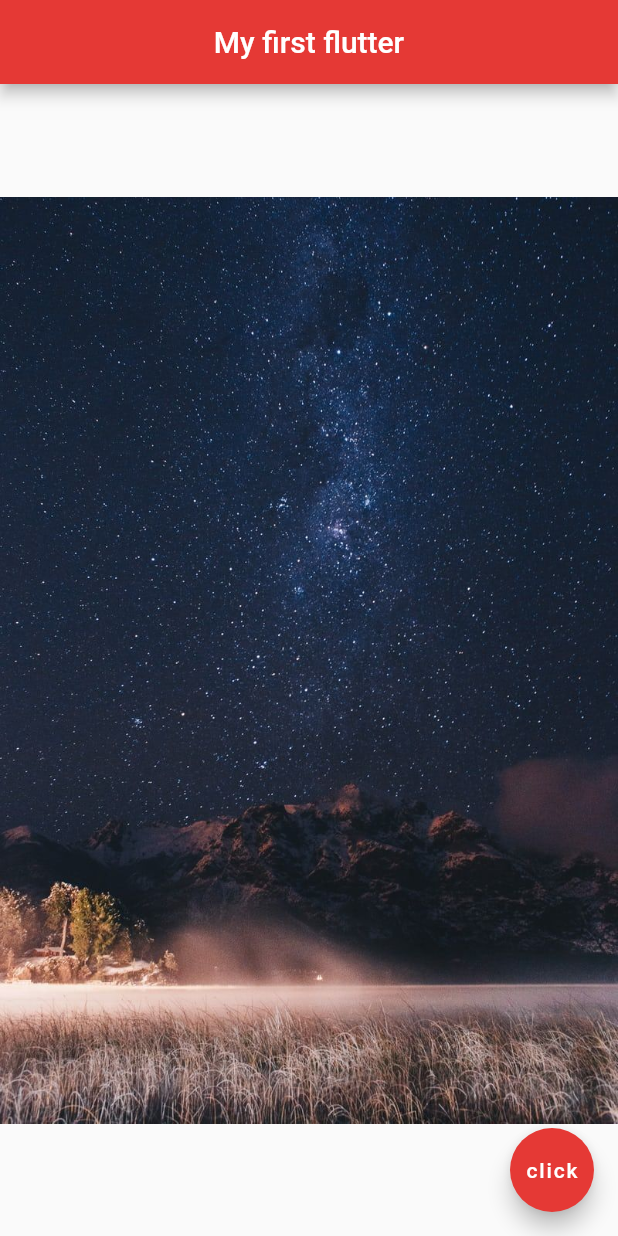
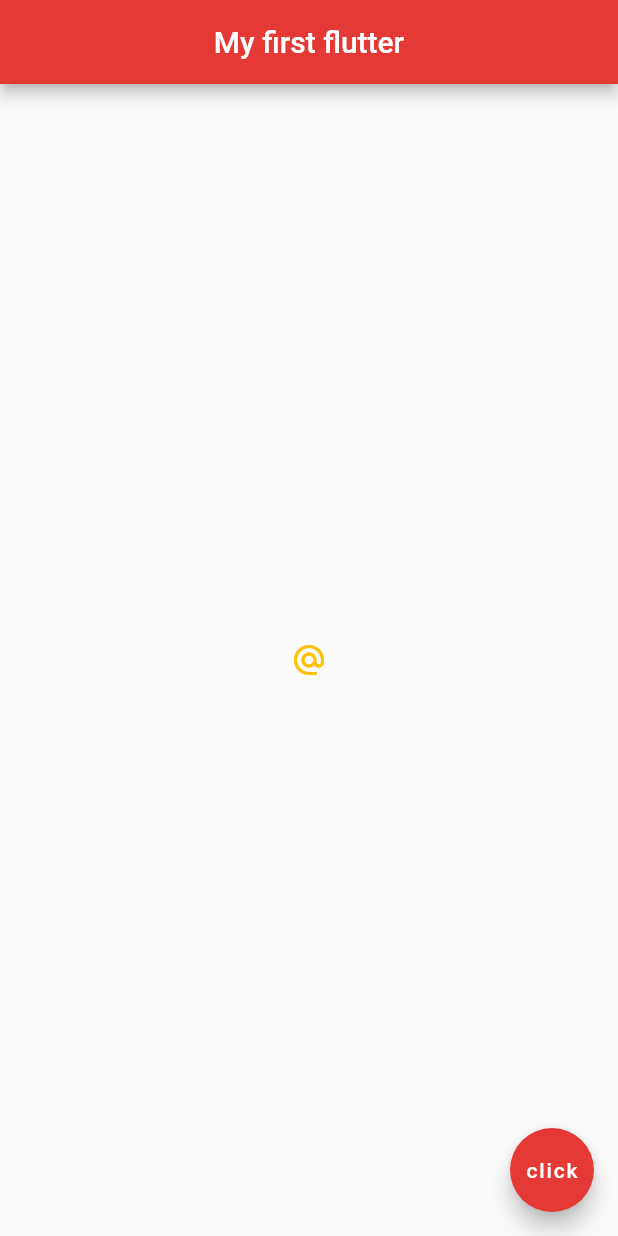
Before and after one commit to TheElectricBlender/hello_flutter, a Flutter app: the screen it shows after launch, on a phone screen of 412 x 824 dp. Run offline on Flutter 3.47's test engine with Material 2 defaults, Android fonts, the phone set to English and light mode, and no system bars.

Commit message:
played around with icons, labels, and buttons.

```diff
--- a/lib/main.dart
+++ b/lib/main.dart
@@ -14,7 +14,13 @@ class Home extends StatelessWidget {
         backgroundColor: Colors.red[600],
       ),
       body: Center(
-        child: Image.asset("assets/space-1.jpg")
+        child: IconButton(
+          onPressed: () {
+            print("you clicked me!");
+          },
+          icon: Icon(Icons.alternate_email),
+          color: Colors.amber,
+        )
       ),
       floatingActionButton: FloatingActionButton(
         onPressed: () {},
```
